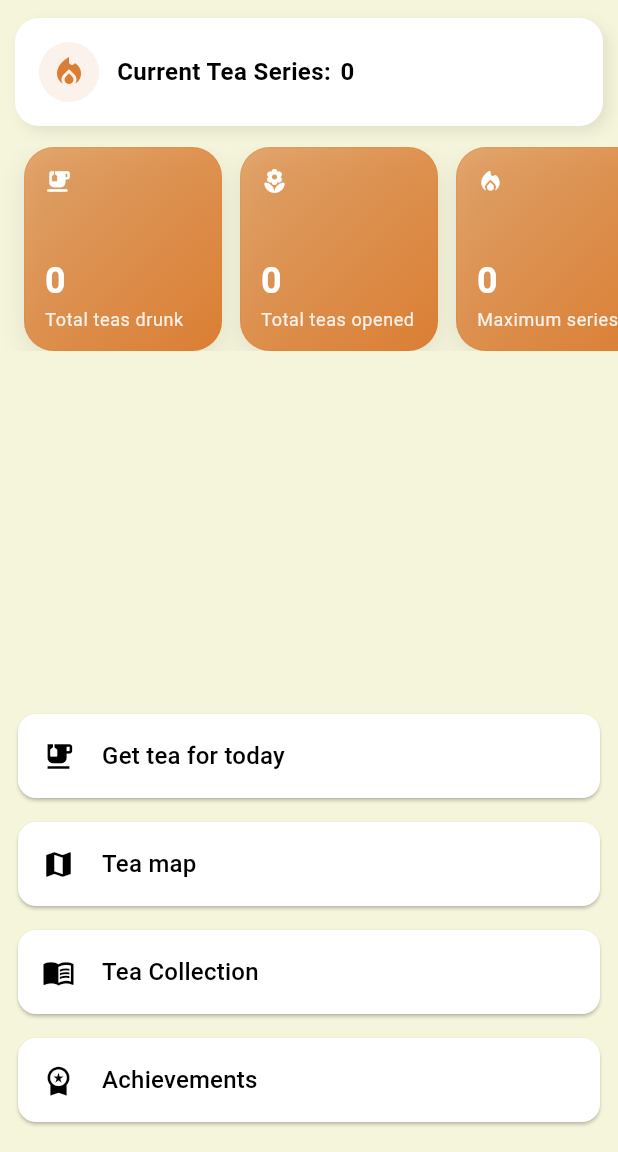
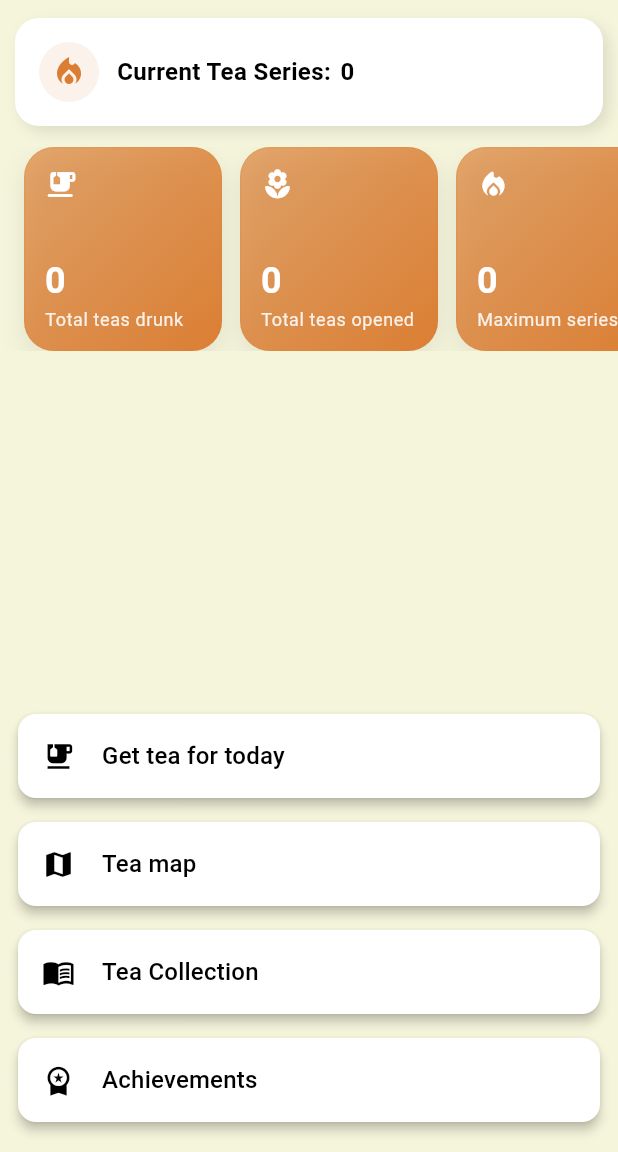
Before and after one commit to BaoBab-800/Zen-Tea, a Flutter app: the screen it shows after launch, on a phone screen of 412 x 824 dp, the part 84-1236 px from its top. Run offline on Flutter 3.47's test engine with Material 3 defaults, Android fonts, the light colour scheme and no system bars; our stand-ins replace go_router, hive, hive_flutter; accounts and stored records are empty.

Commit message:
Slightly improved UI in the feed

```diff
--- a/lib/ui/home/home_feed_section.dart
+++ b/lib/ui/home/home_feed_section.dart
@@ -46,7 +46,7 @@ class HomeFeedSection extends StatelessWidget {
 
         boxShadow: [
           BoxShadow(
-            color: Colors.black.withValues(alpha: 0.08),
+            color: Colors.black.withValues(alpha: 0.1),
             blurRadius: 8,
             offset: Offset(4, 4),
           ),
@@ -92,6 +92,7 @@ class HomeFeedSection extends StatelessWidget {
 
   Widget _buildCard(String content, BuildContext context, IconData icon, AppRoute route) {
     return Card(
+      elevation: 3,
       margin: const EdgeInsets.symmetric(horizontal: 12.0, vertical: 8.0),
       child: ListTile(
         title: Text(
--- a/lib/ui/home/home_statistics_section.dart
+++ b/lib/ui/home/home_statistics_section.dart
@@ -95,7 +95,7 @@ class _StatCard extends StatelessWidget {
             children: [
               Icon(
                 icon,
-                size: 18,
+                size: 22,
                 color: context.colors.onPrimary,
               ),
 
```
